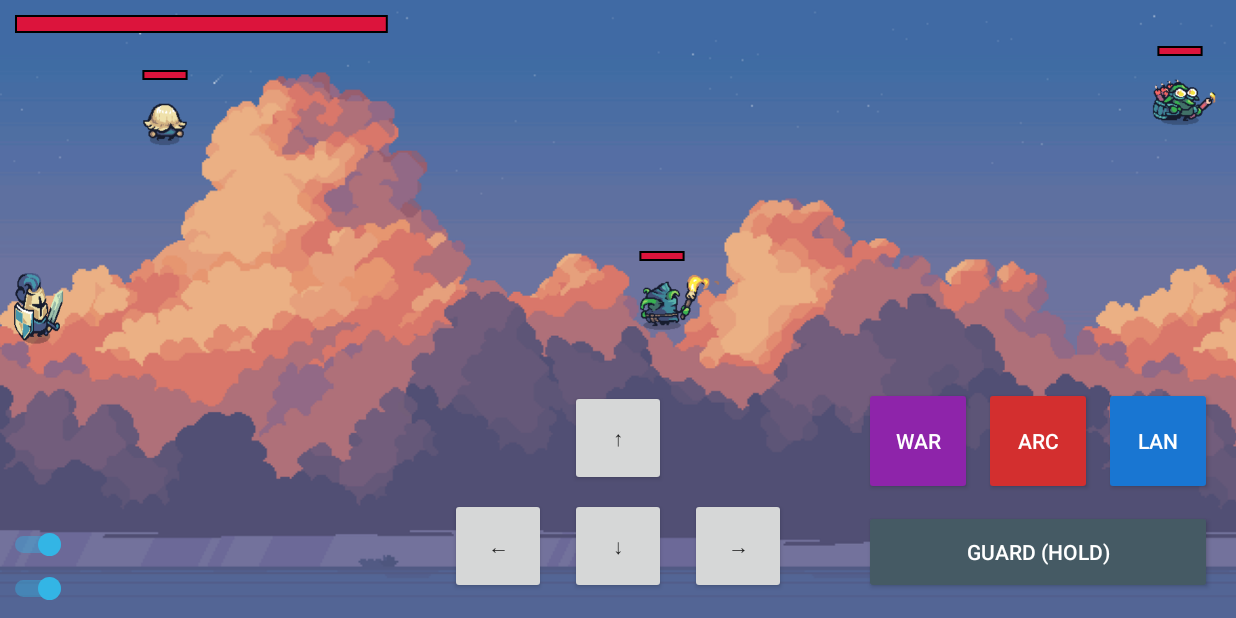
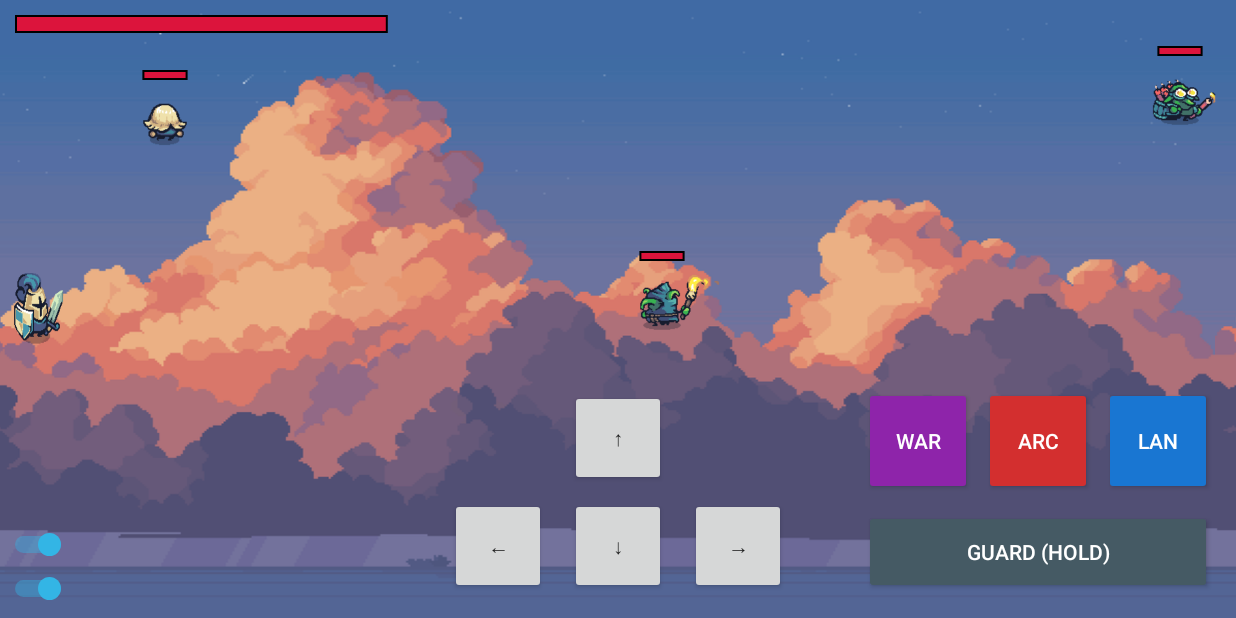
Before and after one commit to vuongvanduy0210/sorrow-knight, an Android app built with Jetpack Compose: the screen it shows after launch (GameActivity), on a phone screen of 824 x 412 dp (held sideways). Run offline under Robolectric (Android 15) with nearby library versions, the phone set to English and light mode, and no system bars.

Commit message:
fix fit screen width

```diff
--- a/app/src/main/java/com/duyvv/sorrow_knight/ui/ScrollingBackgroundView.kt
+++ b/app/src/main/java/com/duyvv/sorrow_knight/ui/ScrollingBackgroundView.kt
@@ -8,51 +8,52 @@ import android.graphics.Paint
 import android.util.AttributeSet
 import android.view.View
 import com.duyvv.sorrow_knight.R
-import androidx.core.graphics.withTranslation
 
-class ScrollingBackgroundView(context: Context, attrs: AttributeSet? = null) : View(context, attrs) {
+class ScrollingBackgroundView(context: Context, attrs: AttributeSet? = null) :
+    View(context, attrs) {
 
     private val paint = Paint(Paint.ANTI_ALIAS_FLAG).apply { isFilterBitmap = true }
 
-    private val backgroundBitmap: Bitmap = BitmapFactory.decodeResource(resources, R.drawable.img_bg)
+    private val backgroundBitmap: Bitmap =
+        BitmapFactory.decodeResource(resources, R.drawable.img_bg)
 
-    // Scroll position in pixels (x axis)
+    // Scroll position
     private var scrollOffsetX = 0f
 
-    // Pixels per frame. Adjust for speed (device-independent by tying to frame time if needed)
+    // Speed
     private val pixelsPerFrame = 3f
+
+    private val srcRect = android.graphics.Rect()
+    private val dstRect = android.graphics.Rect()
 
     override fun onDraw(canvas: Canvas) {
         super.onDraw(canvas)
 
-        if (backgroundBitmap.width <= 0 || backgroundBitmap.height <= 0) {
-            return
+        if (backgroundBitmap.width <= 0 || backgroundBitmap.height <= 0) return
+
+        // Vùng gốc của ảnh
+        srcRect.set(0, 0, backgroundBitmap.width, backgroundBitmap.height)
+
+        // Vùng đích: full màn hình (fitXY)
+        dstRect.set(0, 0, width, height)
+
+        // Tính số tile cần để cover chiều ngang
+        val tilesNeeded = if (width == 0) 1 else 2
+
+        // Normalize offset
+        val normalizedOffset = ((scrollOffsetX % width) + width) % width
+
+        var startX = -normalizedOffset.toInt()
+        for (i in 0 until tilesNeeded) {
+            val left = startX + i * width
+            dstRect.offsetTo(left, 0)
+            canvas.drawBitmap(backgroundBitmap, srcRect, dstRect, paint)
         }
 
-        // Scale background to match view height, keep aspect ratio, then tile horizontally
-        val scale = height.toFloat() / backgroundBitmap.height.toFloat()
-        val scaledWidth = (backgroundBitmap.width * scale).toInt()
-        val scaledHeight = height
-
-        // How many tiles needed to cover the width plus one extra for scrolling gap
-        val tilesNeeded = if (scaledWidth == 0) 1 else (width / scaledWidth) + 2
-
-        // Normalize offset to [0, scaledWidth)
-        val normalizedOffset = ((scrollOffsetX % scaledWidth) + scaledWidth) % scaledWidth
-
-        var startX = -normalizedOffset
-        for (i in 0 until tilesNeeded) {
-            val left = startX + i * scaledWidth
-            canvas.withTranslation(left, 0f) {
-                scale(scale, scale)
-                drawBitmap(backgroundBitmap, 0f, 0f, paint)
-            }
-        }
-
-        // Advance scroll
+        // Update scroll
         scrollOffsetX += pixelsPerFrame
 
-        // Schedule next frame
+        // Vẽ frame tiếp theo
         postInvalidateOnAnimation()
     }
 }
```
